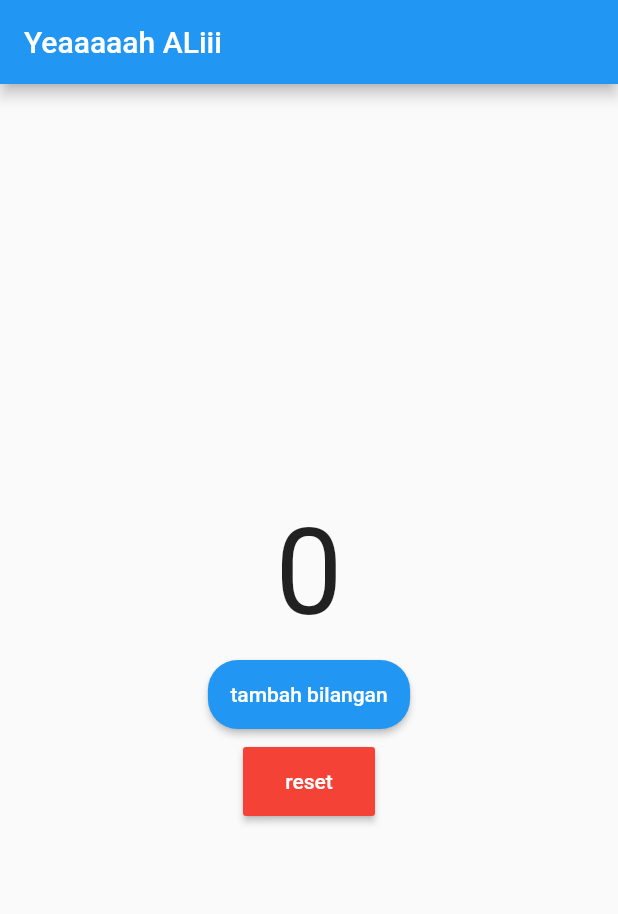
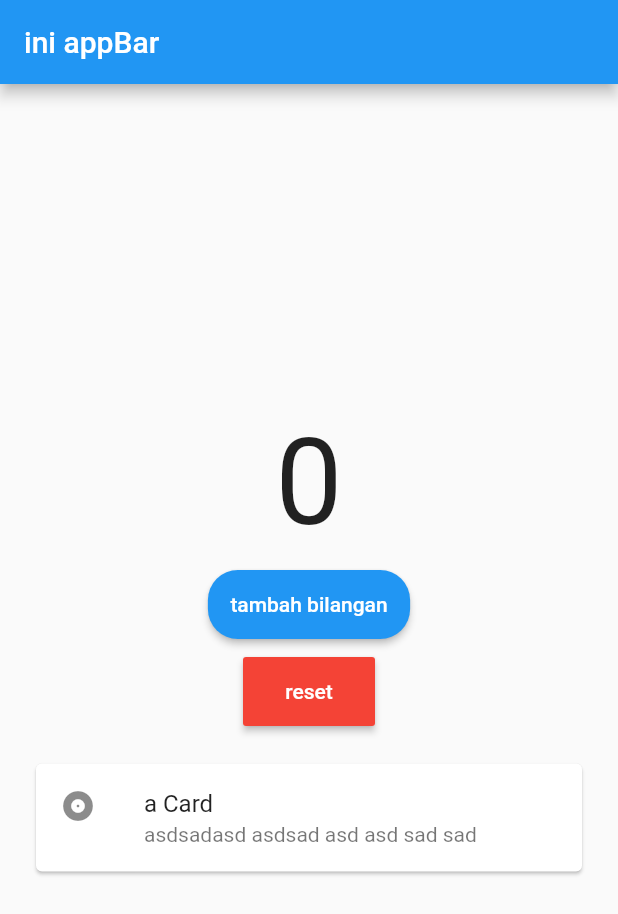
Before and after one commit to aisy/learn-flutter, a Flutter app: the screen it shows after launch, on a phone screen of 412 x 824 dp. Shown: the top 914 px of the screen. Run offline on Flutter 3.47's test engine with Material 2 defaults, Android fonts, the phone set to English and light mode, and no system bars.

Commit message:
use reusable appBar and move

```diff
--- a/lib/main.dart
+++ b/lib/main.dart
@@ -1,3 +1,4 @@
+import 'package:eleven_guitar/widgets/appBarMain.dart';
 import 'package:flutter/material.dart';
 
 // Main function yang menjalankan class MyApp
@@ -25,10 +26,41 @@ class _MyAppState extends State<MyApp> {
 
   @override
   Widget build(BuildContext context) {
+    Widget buttonIncrease = RaisedButton(
+      shape: RoundedRectangleBorder(borderRadius: BorderRadius.circular(20)),
+      child: Text("tambah bilangan"),
+      color: Colors.blue,
+      textColor: Colors.white,
+      padding: EdgeInsets.all(15),
+      onPressed: tambahBil,
+    );
+
+    Widget buttonNull = RaisedButton(
+      child: Text("reset"),
+      color: Colors.red,
+      textColor: Colors.white,
+      padding: EdgeInsets.all(15),
+      onPressed: resetBil,
+    );
+
+    Widget cardData = Card(
+      child: Column(
+        mainAxisSize: MainAxisSize.min,
+        children: <Widget>[
+          const ListTile(
+            leading: Icon(Icons.album),
+            title: Text("a Card"),
+            subtitle: Text("asdsadasd asdsad asd asd sad sad "),
+          )
+        ],
+      ),
+    );
+
     return MaterialApp(
       home: Scaffold(
-        appBar: AppBar(
-          title: Text("Yeaaaaah ALiii"),
+        appBar: AppBarMain(
+          title: Text('ini appBar'),
+          appBar: AppBar(),
         ),
         body: Center(
           child: Column(
@@ -39,22 +71,12 @@ class _MyAppState extends State<MyApp> {
                 style: TextStyle(fontSize: 80),
               ),
               SizedBox(height: 10),
-              RaisedButton(
-                shape: RoundedRectangleBorder(
-                    borderRadius: BorderRadius.circular(20)),
-                child: Text("tambah bilangan"),
-                color: Colors.blue,
-                textColor: Colors.white,
-                padding: EdgeInsets.all(15),
-                onPressed: tambahBil,
-              ),
+              buttonIncrease,
               SizedBox(height: 10),
-              RaisedButton(
-                child: Text("reset"),
-                color: Colors.red,
-                textColor: Colors.white,
-                padding: EdgeInsets.all(15),
-                onPressed: resetBil,
+              buttonNull,
+              Container(
+                padding: EdgeInsets.all(20),
+                child: cardData,
               )
             ],
           ),
```
